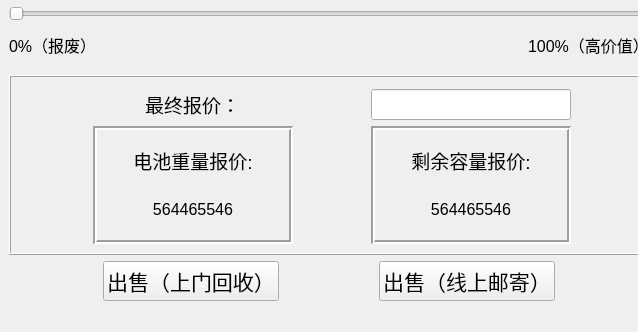
First picture: the form in mainwindow.ui, repository RipplesDance/WasteMetalRecoverySystem, before the edit; both pictures show x 0 to 638 and y 348 to 680 of the 856 by 680 pixel window.
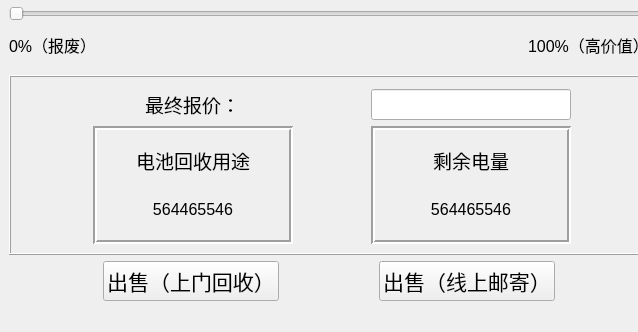
Second picture: the form after the edit.

The edit to the form file:
```diff
--- a/mainwindow.ui
+++ b/mainwindow.ui
@@ -153,7 +153,7 @@
                </font>
               </property>
               <property name="text">
-               <string>电池重量报价:</string>
+               <string>电池回收用途</string>
               </property>
               <property name="alignment">
                <set>Qt::AlignCenter</set>
@@ -203,7 +203,7 @@
                </font>
               </property>
               <property name="text">
-               <string>剩余容量报价:</string>
+               <string>剩余电量</string>
               </property>
               <property name="alignment">
                <set>Qt::AlignCenter</set>
```
Left out of the diff: 8 changed lines with no effect on the pictures.
